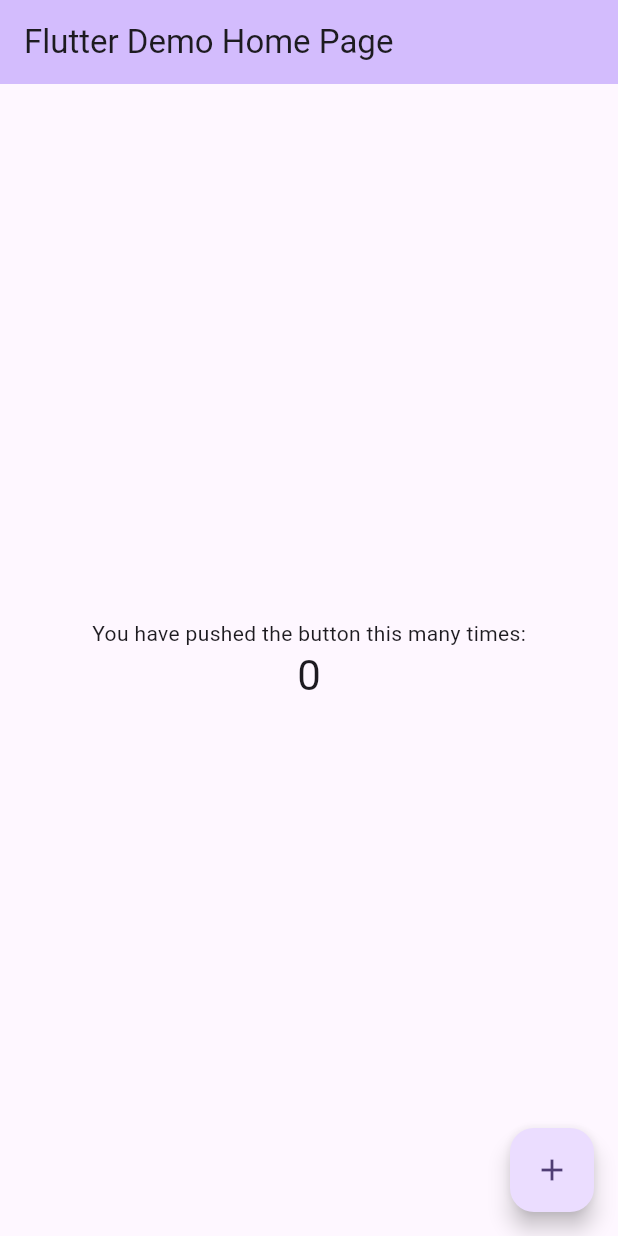
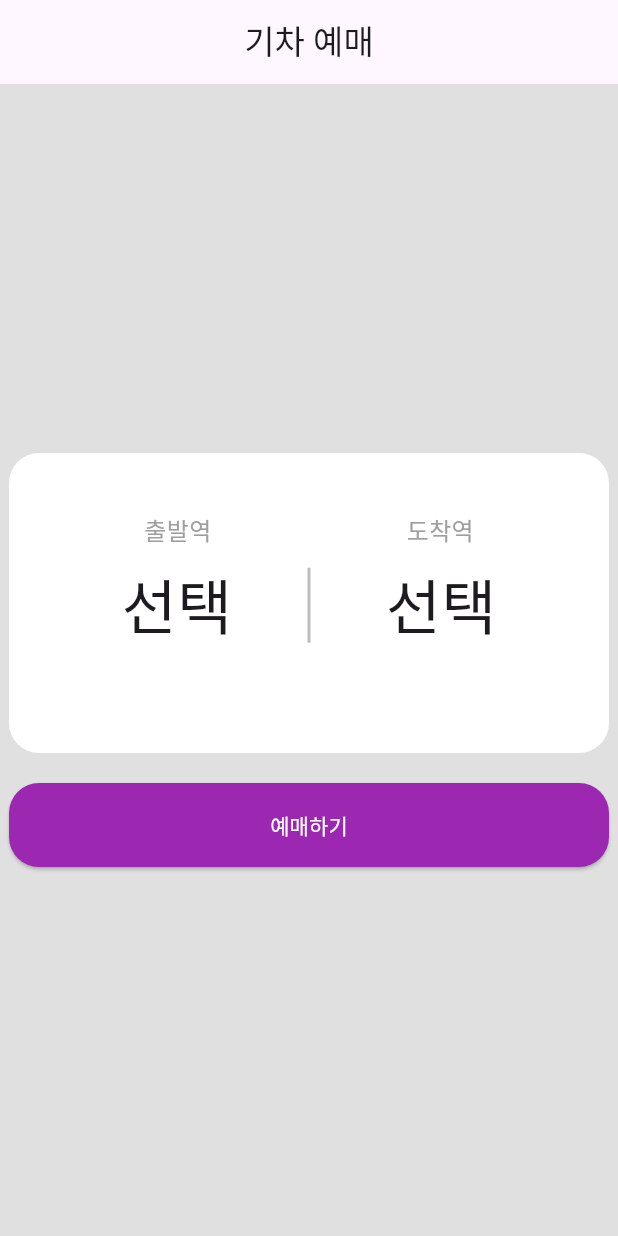
Before and after one commit to jek1m/flutter_train__app, a Flutter app: the screen it shows after launch, on a phone screen of 412 x 824 dp. Run offline on Flutter 3.47's test engine with Material 3 defaults, Android fonts, the light colour scheme and no system bars; Roboto replaces fonts that are missing (NotoSansKR).

Commit message:
feat : homepage 위젯 구현

```diff
--- /dev/null
+++ b/lib/home_page.dart
@@ -0,0 +1,101 @@
+import 'package:flutter/material.dart';
+
+class HomePage extends StatelessWidget {
+  @override
+  Widget build(BuildContext context) {
+    return hompageseclectbox();
+  }
+
+  Scaffold hompageseclectbox() {
+    return Scaffold(
+      appBar: AppBar(
+        title: const Text('기차 예매'),
+        centerTitle: true,
+      ),
+      body: Container(
+        color: Colors.grey[300], // 전체 배경
+        child: Column(
+          mainAxisAlignment: MainAxisAlignment.center,
+          children: [
+            Center(
+              child: Container(
+                width: 400,
+                height: 200,
+                decoration: BoxDecoration(
+                  color: Colors.white,
+                  borderRadius: BorderRadius.circular(20),
+                ),
+                child: Column(
+                  children: [
+                    Padding(
+                      padding: const EdgeInsets.only(top: 40),
+                      child: Row(
+                        mainAxisAlignment: MainAxisAlignment.center,
+                        children: [
+                          station("출발역"),
+                          const SizedBox(width: 130),
+                          station("도착역"),
+                        ],
+                      ),
+                    ),
+                    Padding(
+                      padding: const EdgeInsets.only(top: 10),
+                      child: Row(
+                        mainAxisAlignment: MainAxisAlignment.center,
+                        children: [
+                          stationselect("선택"),
+                          const SizedBox(width: 50),
+                          Container(
+                            height: 50,
+                            width: 2,
+                            color: Colors.grey[400],
+                          ),
+                          const SizedBox(width: 50),
+                          stationselect("선택"),
+                        ],
+                      ),
+                    ),
+                  ],
+                ),
+              ),
+            ),
+
+            const SizedBox(height: 20), // 흰색 박스와 버튼 사이 여백 추가
+            selectseatbutton(), // 버튼 추가 (흰색 박스 아래)
+          ],
+        ),
+      ),
+    );
+  }
+
+  SizedBox selectseatbutton() {
+    return SizedBox(
+      width: 400,
+      height: 56,
+      child: ElevatedButton(
+        style: ElevatedButton.styleFrom(
+          backgroundColor: Colors.purple,
+          shape: RoundedRectangleBorder(
+            borderRadius: BorderRadius.circular(20)
+          ),
+        ),
+        onPressed: () {},
+        child: const Text('예매하기', style: TextStyle(color: Colors.white),),
+        )
+    );
+  }
+
+  Text stationselect(String text1) {
+    return Text(
+      text1,
+      style: const TextStyle(fontSize: 40),
+    );
+  }
+
+  Text station(String text) {
+    return Text(
+      text,
+      style: const TextStyle(fontSize: 16, color: Colors.grey),
+    );
+  }
+}
--- a/lib/main.dart
+++ b/lib/main.dart
@@ -1,4 +1,7 @@
+import 'package:flutter/cupertino.dart';
 import 'package:flutter/material.dart';
+import 'package:flutter_train__app/home_page.dart';
+
 
 void main() {
   runApp(const MyApp());
@@ -7,119 +10,13 @@
 class MyApp extends StatelessWidget {
   const MyApp({super.key});
 
-  // This widget is the root of your application.
   @override
   Widget build(BuildContext context) {
     return MaterialApp(
-      title: 'Flutter Demo',
       theme: ThemeData(
-        // This is the theme of your application.
-        //
-        // TRY THIS: Try running your application with "flutter run". You'll see
-        // the application has a purple toolbar. Then, without quitting the app,
-        // try changing the seedColor in the colorScheme below to Colors.green
-        // and then invoke "hot reload" (save your changes or press the "hot
-        // reload" button in a Flutter-supported IDE, or press "r" if you used
-        // the command line to start the app).
-        //
-        // Notice that the counter didn't reset back to zero; the application
-        // state is not lost during the reload. To reset the state, use hot
-        // restart instead.
-        //
-        // This works for code too, not just values: Most code changes can be
-        // tested with just a hot reload.
-        colorScheme: ColorScheme.fromSeed(seedColor: Colors.deepPurple),
-        useMaterial3: true,
+        fontFamily: 'NotoSansKR',
       ),
-      home: const MyHomePage(title: 'Flutter Demo Home Page'),
+      home: HomePage() // 앱을 켰을 때 가장 먼저 보이는 페이지를 HomePage로 설정
     );
   }
 }
-
-class MyHomePage extends StatefulWidget {
-  const MyHomePage({super.key, required this.title});
-
-  // This widget is the home page of your application. It is stateful, meaning
-  // that it has a State object (defined below) that contains fields that affect
-  // how it looks.
-
-  // This class is the configuration for the state. It holds the values (in this
-  // case the title) provided by the parent (in this case the App widget) and
-  // used by the build method of the State. Fields in a Widget subclass are
-  // always marked "final".
-
-  final String title;
-
-  @override
-  State<MyHomePage> createState() => _MyHomePageState();
-}
-
-class _MyHomePageState extends State<MyHomePage> {
-  int _counter = 0;
-
-  void _incrementCounter() {
-    setState(() {
-      // This call to setState tells the Flutter framework that something has
-      // changed in this State, which causes it to rerun the build method below
-      // so that the display can reflect the updated values. If we changed
-      // _counter without calling setState(), then the build method would not be
-      // called again, and so nothing would appear to happen.
-      _counter++;
-    });
-  }
-
-  @override
-  Widget build(BuildContext context) {
-    // This method is rerun every time setState is called, for instance as done
-    // by the _incrementCounter method above.
-    //
-    // The Flutter framework has been optimized to make rerunning build methods
-    // fast, so that you can just rebuild anything that needs updating rather
-    // than having to individually change instances of widgets.
-    return Scaffold(
-      appBar: AppBar(
-        // TRY THIS: Try changing the color here to a specific color (to
-        // Colors.amber, perhaps?) and trigger a hot reload to see the AppBar
-        // change color while the other colors stay the same.
-        backgroundColor: Theme.of(context).colorScheme.inversePrimary,
-        // Here we take the value from the MyHomePage object that was created by
-        // the App.build method, and use it to set our appbar title.
-        title: Text(widget.title),
-      ),
-      body: Center(
-        // Center is a layout widget. It takes a single child and positions it
-        // in the middle of the parent.
-        child: Column(
-          // Column is also a layout widget. It takes a list of children and
-          // arranges them vertically. By default, it sizes itself to fit its
-          // children horizontally, and tries to be as tall as its parent.
-          //
-          // Column has various properties to control how it sizes itself and
-          // how it positions its children. Here we use mainAxisAlignment to
-          // center the children vertically; the main axis here is the vertical
-          // axis because Columns are vertical (the cross axis would be
-          // horizontal).
-          //
-          // TRY THIS: Invoke "debug painting" (choose the "Toggle Debug Paint"
-          // action in the IDE, or press "p" in the console), to see the
-          // wireframe for each widget.
-          mainAxisAlignment: MainAxisAlignment.center,
-          children: <Widget>[
-            const Text(
-              'You have pushed the button this many times:',
-            ),
-            Text(
-              '$_counter',
-              style: Theme.of(context).textTheme.headlineMedium,
-            ),
-          ],
-        ),
-      ),
-      floatingActionButton: FloatingActionButton(
-        onPressed: _incrementCounter,
-        tooltip: 'Increment',
-        child: const Icon(Icons.add),
-      ), // This trailing comma makes auto-formatting nicer for build methods.
-    );
-  }
-}
```
